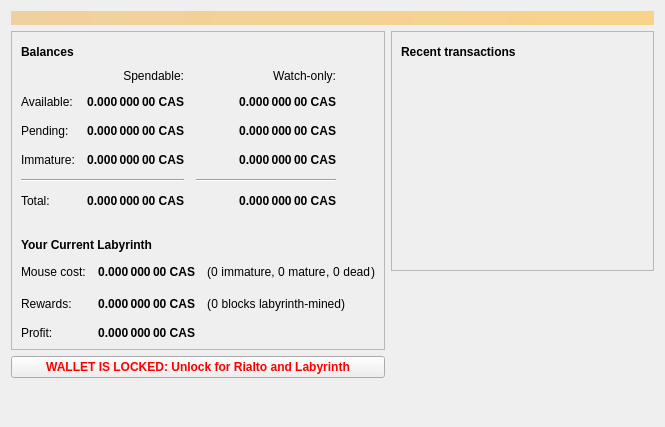
fromport/Cascoin, file src/qt/forms/overviewpage.ui: the form before one commit.
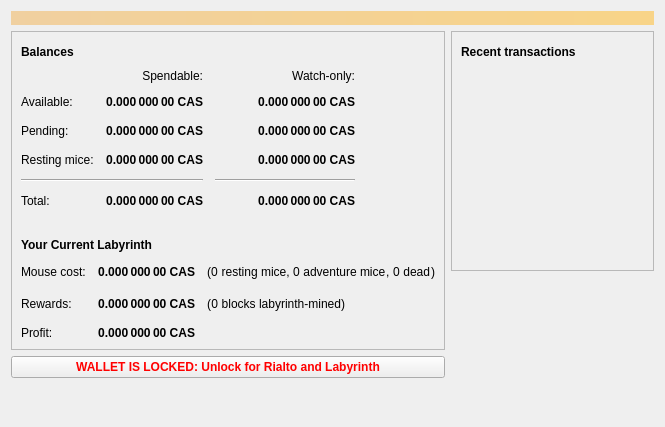
The form after the commit. Icons and pictures are not drawn.

Commit message: More mice therm

```diff
--- a/src/qt/forms/overviewpage.ui
+++ b/src/qt/forms/overviewpage.ui
@@ -268,7 +268,7 @@
             <item row="3" column="0">
              <widget class="QLabel" name="labelImmatureText">
               <property name="text">
-               <string>Immature:</string>
+               <string>Resting mice:</string>
               </property>
              </widget>
             </item>
@@ -587,7 +587,7 @@
               <item>
                <widget class="QLabel" name="label_14">
                 <property name="text">
-                 <string> immature, </string>
+                 <string> resting mice, </string>
                 </property>
                 <property name="alignment">
                  <set>Qt::AlignRight|Qt::AlignTrailing|Qt::AlignVCenter</set>
@@ -609,7 +609,7 @@
                  </font>
                 </property>
                 <property name="text">
-                 <string> mature</string>
+                 <string> adventure mice</string>
                 </property>
                </widget>
               </item>
```
The commit also changes 9 other files.
